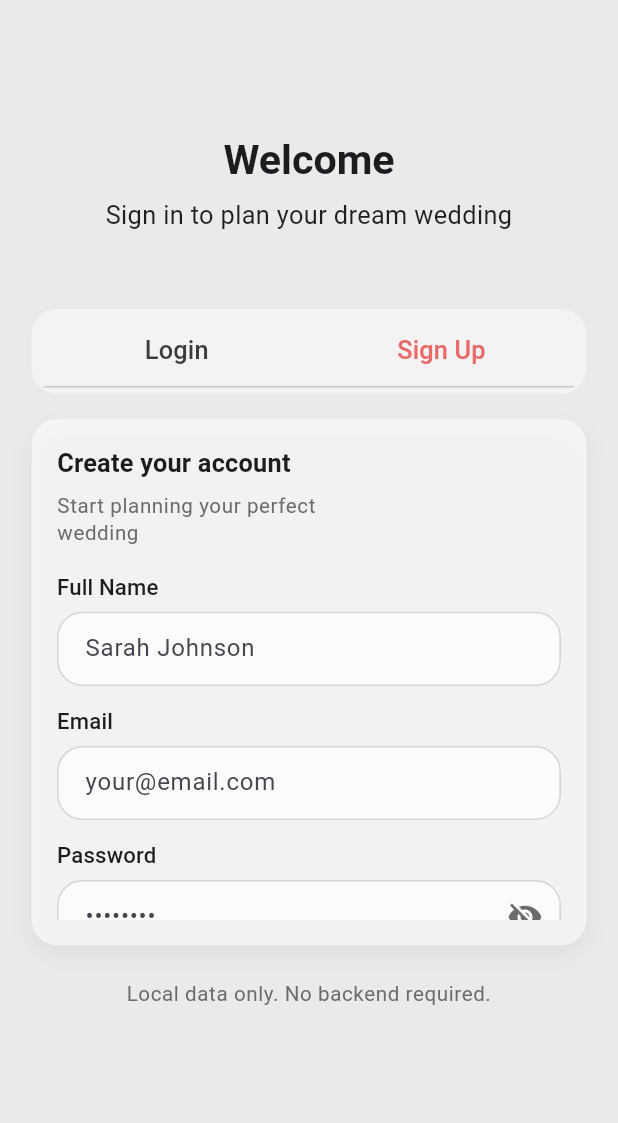
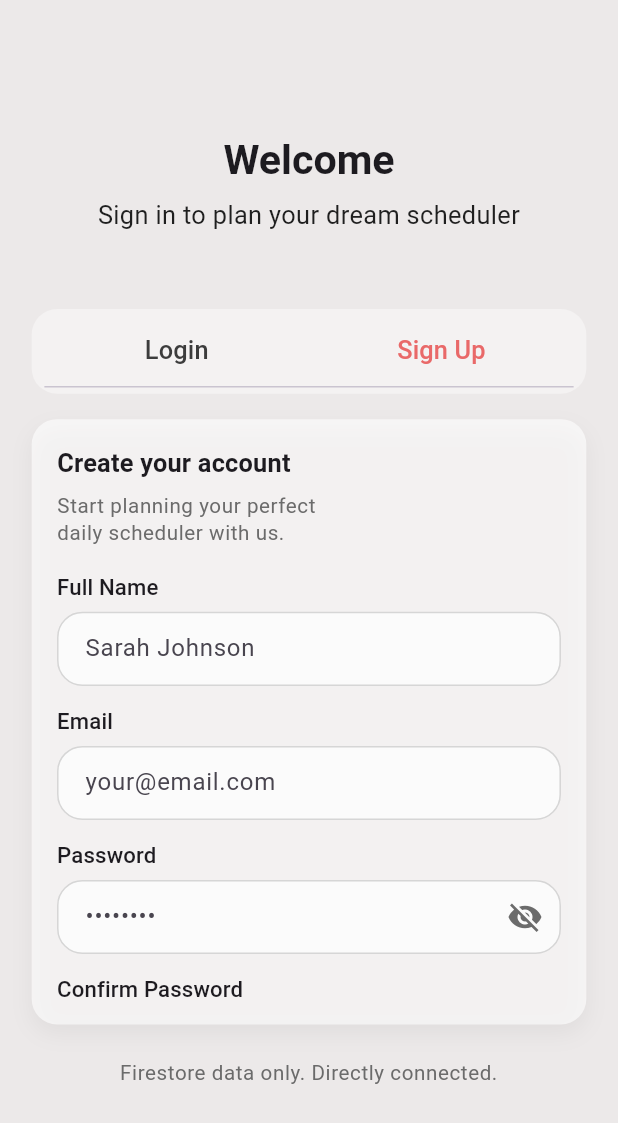
Before and after one commit to nikhilesh-7119/sankar_task, a Flutter app: the AuthScreen screen opened directly, tab 2 chosen, on a phone screen of 412 x 824 dp. Shown: the top 1123 px of the screen. Run offline on Flutter 3.47's test engine with Material 3 defaults, Android fonts, the phone set to English and light mode, and no system bars; our stand-ins replace cloud_firestore, firebase_auth, firebase_core, get; accounts and stored records are empty.

Commit message:
login and logout is implemented

```diff
--- a/lib/authController/auth_controller.dart
+++ b/lib/authController/auth_controller.dart
@@ -29,7 +29,7 @@ class AuthController extends GetxController {
     super.dispose();
   }
 
-  initUser() async {
+  Future<void> initUser() async {
     var newUser = UserModel(
       id: auth.currentUser!.uid,
       email: signEmail.text,
--- a/lib/screens/auth_gateway/auth_gateway.dart
+++ b/lib/screens/auth_gateway/auth_gateway.dart
@@ -1,7 +1,6 @@
 
 import 'package:firebase_auth/firebase_auth.dart';
 import 'package:flutter/material.dart';
-import 'package:get/get.dart';
 import 'package:sankar_task/screens/auth_screen/auth_screen.dart';
 import 'package:sankar_task/screens/homeScreen/home_screen.dart';
 
--- a/lib/screens/auth_screen/auth_screen.dart
+++ b/lib/screens/auth_screen/auth_screen.dart
@@ -14,15 +14,6 @@ class AuthScreen extends StatefulWidget {
 class _AuthScreenState extends State<AuthScreen>
     with SingleTickerProviderStateMixin {
   late final TabController _tab;
-
-  // Controllers owned here and passed down
-  // final loginEmail = TextEditingController();
-  // final loginPassword = TextEditingController();
-
-  // final signName = TextEditingController();
-  // final signEmail = TextEditingController();
-  // final signPassword = TextEditingController();
-  // final signConfirm = TextEditingController();
 
   final _loginKey = GlobalKey<FormState>();
   final _signKey = GlobalKey<FormState>();
@@ -41,12 +32,6 @@ class _AuthScreenState extends State<AuthScreen>
   @override
   void dispose() {
     _tab.dispose();
-    // loginEmail.dispose();
-    // loginPassword.dispose();
-    // signName.dispose();
-    // signEmail.dispose();
-    // signPassword.dispose();
-    // signConfirm.dispose();
     super.dispose();
   }
 
@@ -66,8 +51,7 @@ class _AuthScreenState extends State<AuthScreen>
 
     return Scaffold(
       backgroundColor: bg,
-      body: Container(
-        child: SingleChildScrollView(
+      body: SingleChildScrollView(
         child: Column(
           mainAxisAlignment: MainAxisAlignment.center,
           children: [
@@ -93,7 +77,7 @@ class _AuthScreenState extends State<AuthScreen>
                           ),
                           SizedBox(height: 6 * s),
                           Text(
-                              'Sign in to plan your dream wedding',
+                            'Sign in to plan your dream scheduler',
                             style: Theme.of(context).textTheme.bodyMedium?.copyWith(
                               color: const Color.fromARGB(255, 31, 31, 31),
                               fontSize: 16 * s,
@@ -169,7 +153,7 @@ class _AuthScreenState extends State<AuthScreen>
                         child: SingleChildScrollView(
                           child: SizedBox(
                             height:
-                                  (_tab.index == 0 ? 300 : 300) *
+                                (_tab.index == 0 ? 350 : 350) *
                                 s, // prevents RenderViewport error
                             child: TabBarView(
                               controller: _tab,
@@ -199,7 +183,7 @@ class _AuthScreenState extends State<AuthScreen>
 
                       SizedBox(height: 8 * s),
                       Text(
-                          'Local data only. No backend required.',
+                        'Firestore data only. Directly connected.',
                         style: Theme.of(context).textTheme.bodySmall?.copyWith(
                           color: const Color(0xFF6B6B6B),
                           fontSize: 13 * s,
@@ -214,7 +198,6 @@ class _AuthScreenState extends State<AuthScreen>
           ],
         ),
       ),
-      ),
     );
   }
 }
--- a/lib/screens/auth_screen/widgets/signinForm.dart
+++ b/lib/screens/auth_screen/widgets/signinForm.dart
@@ -115,7 +115,6 @@ class SignInForm extends StatelessWidget {
                     foregroundColor: Colors.black,
                   ),
                   onPressed: () async {
-                    // Left empty; will connect to Firebase later
                     await authController.loginUser();
                     Get.offAll(AuthGateway());
                   },
--- a/lib/screens/auth_screen/widgets/signupForm.dart
+++ b/lib/screens/auth_screen/widgets/signupForm.dart
@@ -40,7 +40,7 @@ class SignUpForm extends StatelessWidget {
             ),
             SizedBox(height: 6 * s),
             Text(
-              'Start planning your perfect\nwedding',
+              'Start planning your perfect\ndaily scheduler with us.',
               style: Theme.of(context).textTheme.bodySmall?.copyWith(
                 color: const Color(0xFF6B6B6B),
                 height: 1.3,
@@ -161,7 +161,6 @@ class SignUpForm extends StatelessWidget {
                     foregroundColor: Colors.black,
                   ),
                   onPressed: () async {
-                    // Left empty; will connect to Firebase later
                     await authController.createUser();
                     Get.offAll(AuthGateway());
                   },
--- a/lib/screens/splash_screen/splash_screen.dart
+++ b/lib/screens/splash_screen/splash_screen.dart
@@ -58,7 +58,7 @@ class SplashScreen extends StatelessWidget {
 
                       // title and subtitle
                       Text(
-                        'EverAfter',
+                        'TaskManager',
                         style: theme.textTheme.headlineMedium?.copyWith(
                           color: kText,
                           fontSize: 32 * s,
@@ -78,7 +78,7 @@ class SplashScreen extends StatelessWidget {
                       ),
                       SizedBox(height: 20 * s),
                       Text(
-                        'Your perfect wedding, beautifully\nplanned and effortlessly managed',
+                        'Your perfect schedule, beautifully\nplanned and effortlessly managed',
                         style: theme.textTheme.bodyMedium?.copyWith(
                           color: const Color.fromARGB(255, 59, 59, 59),
                           height: 1.4,
@@ -173,55 +173,6 @@ class _NeumorphicButton extends StatefulWidget {
 class _NeumorphicButtonState extends State<_NeumorphicButton> {
   bool _pressed = false;
 
-  // @override
-  // Widget build(BuildContext context) {
-  //   return Listener(
-  //     onPointerDown: (_) => setState(() => _pressed = true),
-  //     onPointerUp: (_) => setState(() => _pressed = false),
-  //     child: GestureDetector(
-  //       onTap: widget.onTap,
-  //       child: AnimatedContainer(
-  //         duration: const Duration(milliseconds: 150),
-  //         padding: const EdgeInsets.symmetric(horizontal: 24, vertical: 16),
-  //         decoration: BoxDecoration(
-  //           color: SplashScreen.kCard,
-  //           borderRadius: BorderRadius.circular(14),
-  //           boxShadow: _pressed
-  //               ? [
-  //                   // pressed (inner) look by reducing elevation
-  //                   BoxShadow(
-  //                     color: const Color.fromARGB(255, 248, 134, 134),
-  //                     blurRadius: 4,
-  //                     offset: const Offset(0, 2),
-  //                   ),
-  //                 ]
-  //               : [
-  //                   BoxShadow(
-  //                     color: const Color.fromARGB(255, 248, 134, 134),
-  //                     blurRadius: 16,
-  //                     spreadRadius: 1,
-  //                     offset: const Offset(0, 6),
-  //                   ),
-  //                   const BoxShadow(
-  //                     color: Colors.white,
-  //                     blurRadius: 12,
-  //                     offset: Offset(-2, -2),
-  //                   ),
-  //                 ],
-  //         ),
-  //         child: Text(
-  //           widget.label,
-  //           style: Theme.of(context).textTheme.labelLarge?.copyWith(
-  //             color: SplashScreen.kText,
-  //             fontSize: 20,
-  //             fontWeight: FontWeight.w600,
-  //           ),
-  //         ),
-  //       ),
-  //     ),
-  //   );
-  // }
-
   @override
   Widget build(BuildContext context) {
     final double s = (MediaQuery.of(context).size.width / 390).clamp(
```
Also changed, not shown: firebase.json (added), lib/firebase_options.dart (added), 3 other files. Lines whose indentation alone changed are shown as unchanged.
